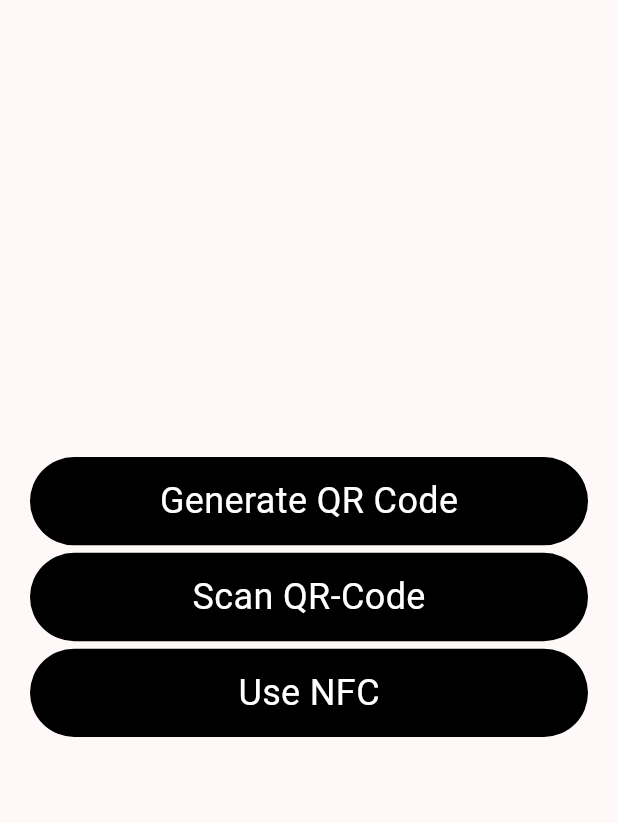
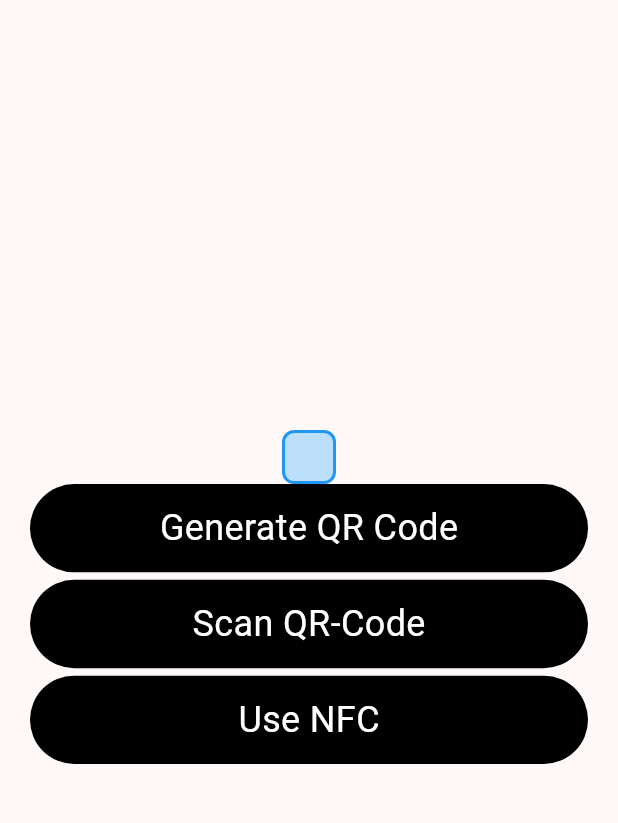
Before and after one commit to Sweisser7/wfp2, a Flutter app: the screen it shows after launch, on a phone screen of 412 x 824 dp, the part 63-886 px from its top. Run offline on Flutter 3.47's test engine with Material 3 defaults, Android fonts, the phone set to English and light mode, and no system bars; our stand-ins replace floor, get, sqflite; missing offline and left inert: flutter_nfc_kit, ndef, qr; accounts and stored records are empty; generated files the repository leaves out were written again.

Commit message:
inbetween commit

```diff
--- /dev/null
+++ b/lib/backend/stampcard.dart
@@ -0,0 +1,29 @@
+
+class StampCard {
+  int _stamps = 0; // Private Variable für die Anzahl der Stempel
+
+  // Funktion, um den aktuellen Stempelwert zurückzugeben
+  int get stamps => _stamps;
+
+  // Funktion, um Stempel hinzuzufügen
+  void addStamp() {
+    _stamps++;
+    print('Ein Stempel wurde hinzugefügt. Aktuelle Anzahl: $_stamps');
+  }
+
+  // Beispiel-Funktion, die bei Erfolg einen Stempel hinzufügt
+  void performTask(String message) {
+    if (message != "NFC session completed successfully!") {
+      print('Aufgabe erfolgreich abgeschlossen!');
+      addStamp();
+    } else {
+      print('Aufgabe fehlgeschlagen. Kein Stempel hinzugefügt.');
+    }
+  }
+
+  int showStampCount() {
+  // Neues Stempelkartensystem erstellen
+  StampCard stampCard = StampCard();
+  return stampCard._stamps;
+  }
+}
--- a/lib/screens/homescreen.dart
+++ b/lib/screens/homescreen.dart
@@ -6,6 +6,7 @@ import 'package:wfp2/screens/my_qrcode_screen.dart';
 import 'package:wfp2/screens/nfc_session_screen.dart';
 import 'package:wfp2/widgets/button_widgets.dart';
 import 'package:get/get.dart';
+import 'package:wfp2/widgets/stampcard_widget.dart';
 
 class MyHomePage extends StatefulWidget {
   const MyHomePage({super.key, required this.title});
@@ -29,7 +30,9 @@ class _MyHomePageState extends State<MyHomePage> {
       appBar: AppBar(
         title: Text(widget.title),
       ),
-      body: Container(
+      body:
+
+      Container(
         width: double.maxFinite,
         height: double.maxFinite,
         padding: const EdgeInsets.only(left: 20, right: 20),
@@ -37,6 +40,7 @@ class _MyHomePageState extends State<MyHomePage> {
 
           mainAxisAlignment: MainAxisAlignment.center,
           children: [
+            NumberBoxWidget(count: 0),
             InkWell(
               onTap: () {
                 Get.to(()=> Myqrcodescreen(), transition: Transition.fade, duration: Duration(seconds: 1));
@@ -51,7 +55,7 @@ class _MyHomePageState extends State<MyHomePage> {
             SizedBox(height: 5,),
             InkWell(
               onTap: () {
-                Get.to(()=> NFCSessionWidget(), transition: Transition.fade, duration: Duration(seconds: 1));
+                Get.to(()=> NFCsessionscreen(), transition: Transition.fade, duration: Duration(seconds: 1));
               },
               child: ButtonWidget(
                 backgroundColor: Colors.black,
--- /dev/null
+++ b/lib/widgets/stampcard_widget.dart
@@ -0,0 +1,51 @@
+import 'package:flutter/material.dart';
+import 'package:wfp2/backend/stampcard.dart';
+
+class NumberBoxWidget extends StatelessWidget {
+  final int count; // Integer-Wert, der die Anzahl anzeigt
+
+  const NumberBoxWidget({Key? key, required this.count}) : super(key: key);
+
+  @override
+  Widget build(BuildContext context) {
+    // Sicherheitsprüfung: Wenn count größer als 10 oder kleiner als 1 ist, begrenzen
+    final StampCard stampcard = StampCard();
+    final int displayCount = stampcard.showStampCount();
+
+    // Erstelle eine Liste der Zahlen, die angezeigt werden sollen
+    final List<int> numbers = List.generate(displayCount, (index) => index + 1);
+
+    return Container(
+      padding: const EdgeInsets.all(16.0),
+      decoration: BoxDecoration(
+        color: Colors.blue[100], // Hintergrundfarbe der Box
+        borderRadius: BorderRadius.circular(8.0),
+        border: Border.all(color: Colors.blue, width: 2.0),
+      ),
+      child: Column(
+        mainAxisSize: MainAxisSize.min,
+        children: numbers
+            .map((number) => Text(
+                  number.toString(),
+                  style: const TextStyle(
+                    fontSize: 18,
+                    fontWeight: FontWeight.bold,
+                    color: Colors.black,
+                  ),
+                ))
+            .toList(),
+      ),
+    );
+  }
+}
+
+void main() {
+  runApp(const MaterialApp(
+    home: Scaffold(
+      body: Center(
+        // Beispiel: Übergabe des Werts 5, um die Zahlen 1-5 anzuzeigen
+        child: NumberBoxWidget(count: 5),
+      ),
+    ),
+  ));
+}
```
Also changed, not shown: lib/backend/nfc_session.dart (added, +33 -0 lines), lib/screens/nfc_session_screen.dart (+6 -62 lines), lib/widgets/nfc_widgets.dart (added, +136 -0 lines), lib/backend/nfc_handler.dart (line endings or trailing spaces), lib/persistence/user_database.g.dart.
